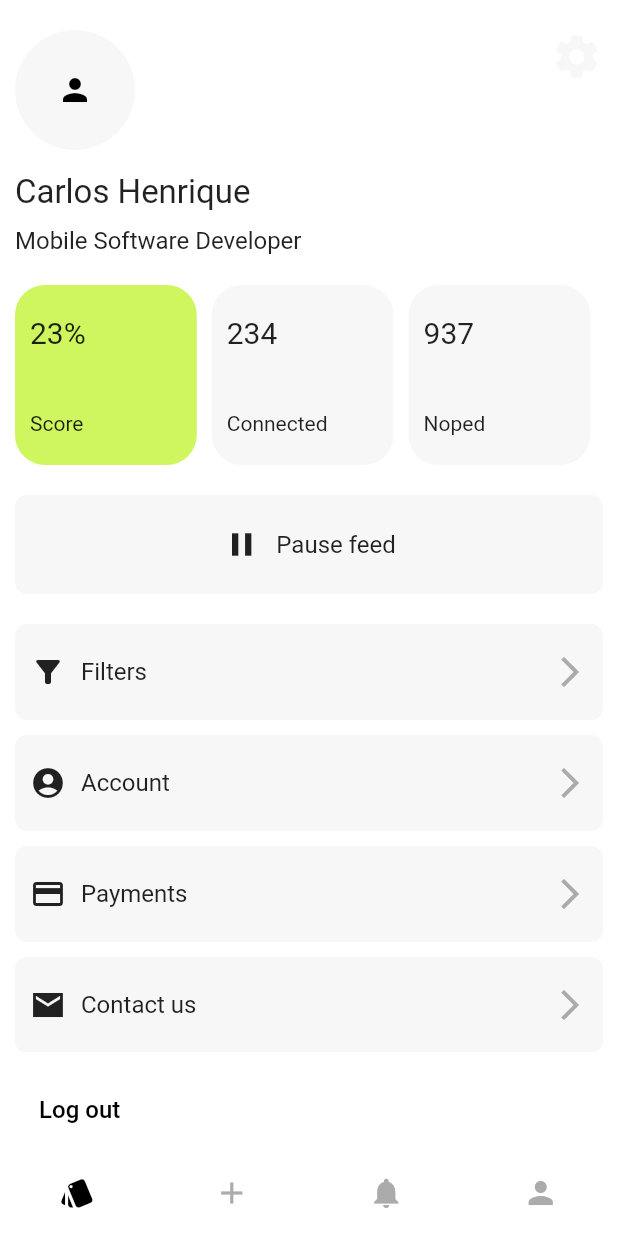
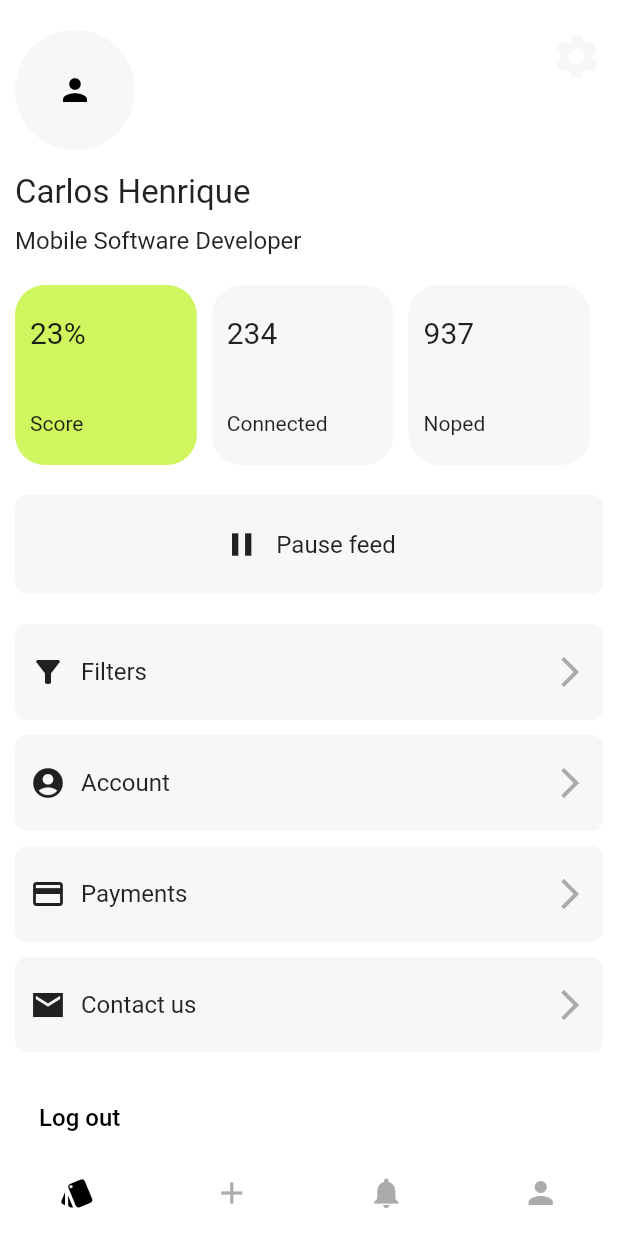
Before and after one commit to carloshenrique-dev/demo, a Flutter app: the screen it shows after launch, on a phone screen of 412 x 824 dp. Run offline on Flutter 3.47's test engine with Material 2 defaults, Android fonts, the phone set to English and light mode, and no system bars; our stand-ins replace go_router.

Commit message:
default space widget

```diff
--- /dev/null
+++ b/lib/core/ui/widgets/default_space.dart
@@ -0,0 +1,12 @@
+import 'package:flutter/material.dart';
+
+class DefaultSpace extends StatelessWidget {
+  const DefaultSpace({super.key});
+
+  @override
+  Widget build(BuildContext context) {
+    return const SizedBox(
+      height: 20,
+    );
+  }
+}
--- a/lib/modules/user/profile/profile_page.dart
+++ b/lib/modules/user/profile/profile_page.dart
@@ -1,5 +1,6 @@
 import 'package:demo/core/ui/colors.dart';
 import 'package:demo/core/ui/widgets/bottom_navigation_bar.dart';
+import 'package:demo/core/ui/widgets/default_space.dart';
 import 'package:demo/modules/user/profile/widgets/common_cards.dart';
 import 'package:demo/modules/user/profile/widgets/informative_cards.dart';
 import 'package:demo/modules/user/profile/widgets/pause_feed_card.dart';
@@ -66,16 +67,12 @@ class _ProfilePageState extends State<ProfilePage> {
             child: Column(
               crossAxisAlignment: CrossAxisAlignment.start,
               children: [
-                const SizedBox(
-                  height: 20,
-                ),
+                const DefaultSpace(),
                 const UserContainer(
                   userName: 'Carlos Henrique',
                   userDetail: 'Mobile Software Developer',
                 ),
-                const SizedBox(
-                  height: 20,
-                ),
+                const DefaultSpace(),
                 SizedBox(
                   width: MediaQuery.of(context).size.width,
                   height: 120,
@@ -101,13 +98,9 @@ class _ProfilePageState extends State<ProfilePage> {
                     ),
                   ),
                 ),
-                const SizedBox(
-                  height: 20,
-                ),
+                const DefaultSpace(),
                 const PauseFeedCard(),
-                const SizedBox(
-                  height: 20,
-                ),
+                const DefaultSpace(),
                 SizedBox(
                   height: 285,
                   child: ListView.separated(
@@ -123,9 +116,7 @@ class _ProfilePageState extends State<ProfilePage> {
                     ),
                   ),
                 ),
-                const SizedBox(
-                  height: 15,
-                ),
+                const DefaultSpace(),
                 ElevatedButton(
                   onPressed: () {},
                   style: ElevatedButton.styleFrom(
--- a/lib/modules/user/profile/widgets/informative_cards.dart
+++ b/lib/modules/user/profile/widgets/informative_cards.dart
@@ -1,4 +1,5 @@
 import 'package:demo/core/ui/colors.dart';
+import 'package:demo/core/ui/widgets/default_space.dart';
 import 'package:flutter/material.dart';
 
 class InformativeCards extends StatelessWidget {
@@ -34,9 +35,7 @@ class InformativeCards extends StatelessWidget {
               fontSize: 20,
             ),
           ),
-          const SizedBox(
-            height: 20,
-          ),
+          const DefaultSpace(),
           Text(
             description,
             style: const TextStyle(
```
